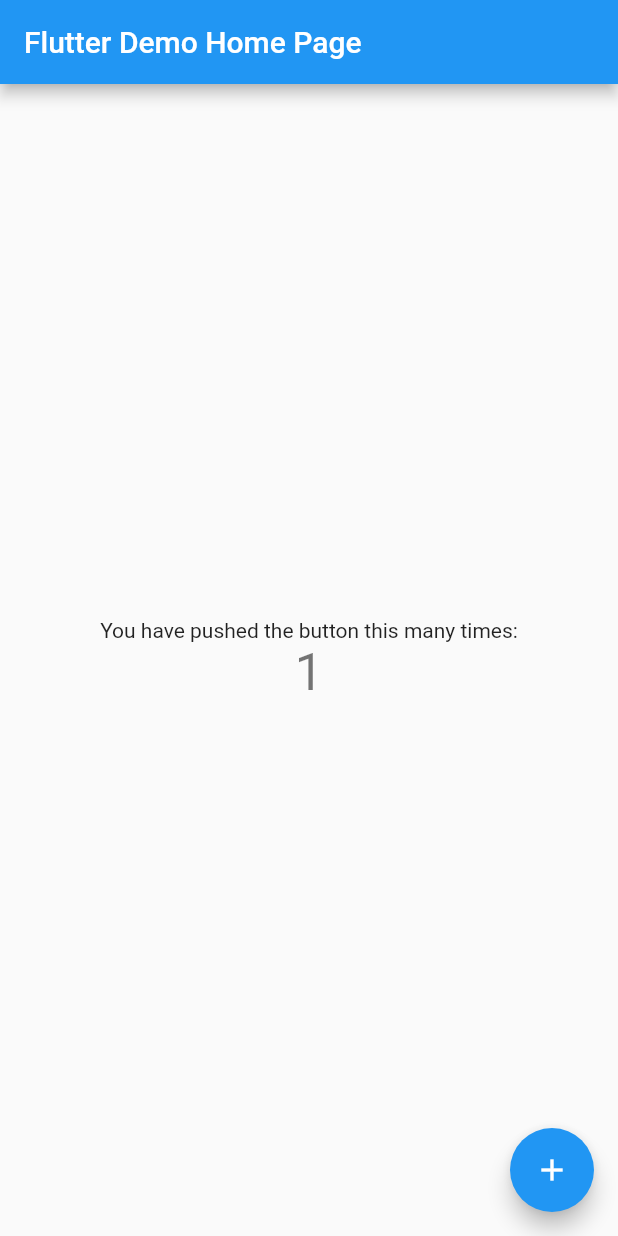
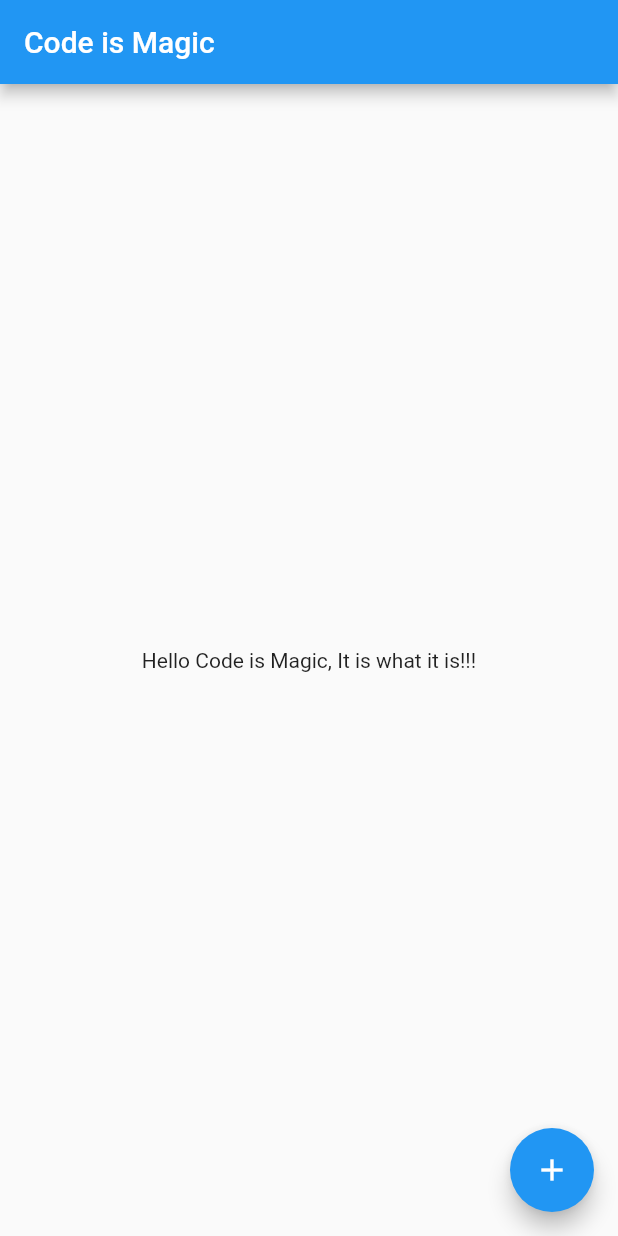
Before and after one commit to Oshinowo/todo-app, a Flutter app: the screen it shows after launch, after a tap on the "add" icon, on a phone screen of 412 x 824 dp. Run offline on Flutter 3.47's test engine with Material 2 defaults, Android fonts, the phone set to English and light mode, and no system bars.

Commit message:
refactor home screen

```diff
--- a/lib/main.dart
+++ b/lib/main.dart
@@ -1,115 +1,45 @@
 import 'package:flutter/material.dart';
 
 void main() {
-  runApp(const MyApp());
+  runApp(const TodoApp());
 }
 
-class MyApp extends StatelessWidget {
-  const MyApp({Key? key}) : super(key: key);
+class TodoApp extends StatelessWidget {
+  const TodoApp({Key? key}) : super(key: key);
 
-  // This widget is the root of your application.
   @override
   Widget build(BuildContext context) {
     return MaterialApp(
-      title: 'Flutter Hello Demo',
+      title: 'Todo Bloc App',
+      debugShowCheckedModeBanner: false,
       theme: ThemeData(
-        // This is the theme of your application.
-        //
-        // Try running your application with "flutter run". You'll see the
-        // application has a blue toolbar. Then, without quitting the app, try
-        // changing the primarySwatch below to Colors.green and then invoke
-        // "hot reload" (press "r" in the console where you ran "flutter run",
-        // or simply save your changes to "hot reload" in a Flutter IDE).
-        // Notice that the counter didn't reset back to zero; the application
-        // is not restarted.
-        primarySwatch: Colors.blue,
+        visualDensity: VisualDensity.adaptivePlatformDensity,
       ),
-      home: const MyHomePage(title: 'Flutter Demo Home Page'),
+      home: const HomeScreen(),
     );
   }
 }
 
-class MyHomePage extends StatefulWidget {
-  const MyHomePage({Key? key, required this.title}) : super(key: key);
-
-  // This widget is the home page of your application. It is stateful, meaning
-  // that it has a State object (defined below) that contains fields that affect
-  // how it looks.
-
-  // This class is the configuration for the state. It holds the values (in this
-  // case the title) provided by the parent (in this case the App widget) and
-  // used by the build method of the State. Fields in a Widget subclass are
-  // always marked "final".
-
-  final String title;
-
-  @override
-  State<MyHomePage> createState() => _MyHomePageState();
-}
-
-class _MyHomePageState extends State<MyHomePage> {
-  int _counter = 0;
-
-  void _incrementCounter() {
-    setState(() {
-      // This call to setState tells the Flutter framework that something has
-      // changed in this State, which causes it to rerun the build method below
-      // so that the display can reflect the updated values. If we changed
-      // _counter without calling setState(), then the build method would not be
-      // called again, and so nothing would appear to happen.
-      _counter++;
-    });
-  }
+class HomeScreen extends StatelessWidget {
+  const HomeScreen({Key? key}) : super(key: key);
 
   @override
   Widget build(BuildContext context) {
-    // This method is rerun every time setState is called, for instance as done
-    // by the _incrementCounter method above.
-    //
-    // The Flutter framework has been optimized to make rerunning build methods
-    // fast, so that you can just rebuild anything that needs updating rather
-    // than having to individually change instances of widgets.
     return Scaffold(
       appBar: AppBar(
-        // Here we take the value from the MyHomePage object that was created by
-        // the App.build method, and use it to set our appbar title.
-        title: Text(widget.title),
+        title: const Text('Code is Magic'),
       ),
-      body: Center(
-        // Center is a layout widget. It takes a single child and positions it
-        // in the middle of the parent.
-        child: Column(
-          // Column is also a layout widget. It takes a list of children and
-          // arranges them vertically. By default, it sizes itself to fit its
-          // children horizontally, and tries to be as tall as its parent.
-          //
-          // Invoke "debug painting" (press "p" in the console, choose the
-          // "Toggle Debug Paint" action from the Flutter Inspector in Android
-          // Studio, or the "Toggle Debug Paint" command in Visual Studio Code)
-          // to see the wireframe for each widget.
-          //
-          // Column has various properties to control how it sizes itself and
-          // how it positions its children. Here we use mainAxisAlignment to
-          // center the children vertically; the main axis here is the vertical
-          // axis because Columns are vertical (the cross axis would be
-          // horizontal).
-          mainAxisAlignment: MainAxisAlignment.center,
-          children: <Widget>[
-            const Text(
-              'You have pushed the button this many times:',
-            ),
-            Text(
-              '$_counter',
-              style: Theme.of(context).textTheme.headline4,
-            ),
-          ],
+      body: const Center(
+        child: Text(
+          'Hello Code is Magic, It is what it is!!!',
         ),
       ),
       floatingActionButton: FloatingActionButton(
-        onPressed: _incrementCounter,
-        tooltip: 'Increment',
-        child: const Icon(Icons.add),
-      ), // This trailing comma makes auto-formatting nicer for build methods.
+        onPressed: () {},
+        child: const Icon(
+          Icons.add,
+        ),
+      ),
     );
   }
 }
```
Also changed, not shown: 1 other file.
